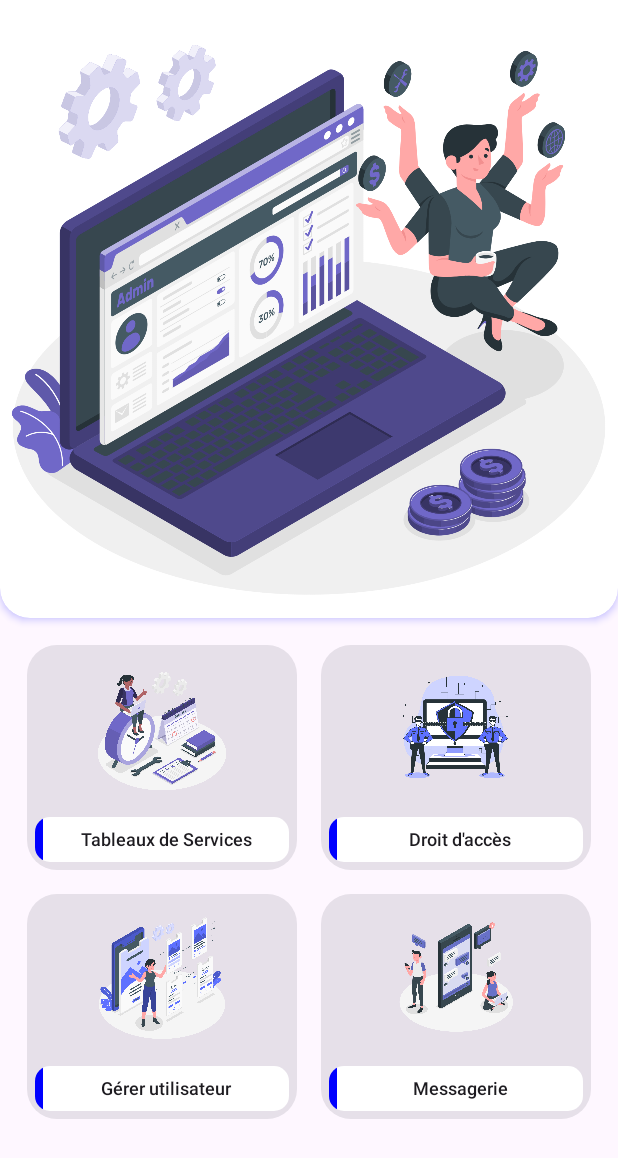
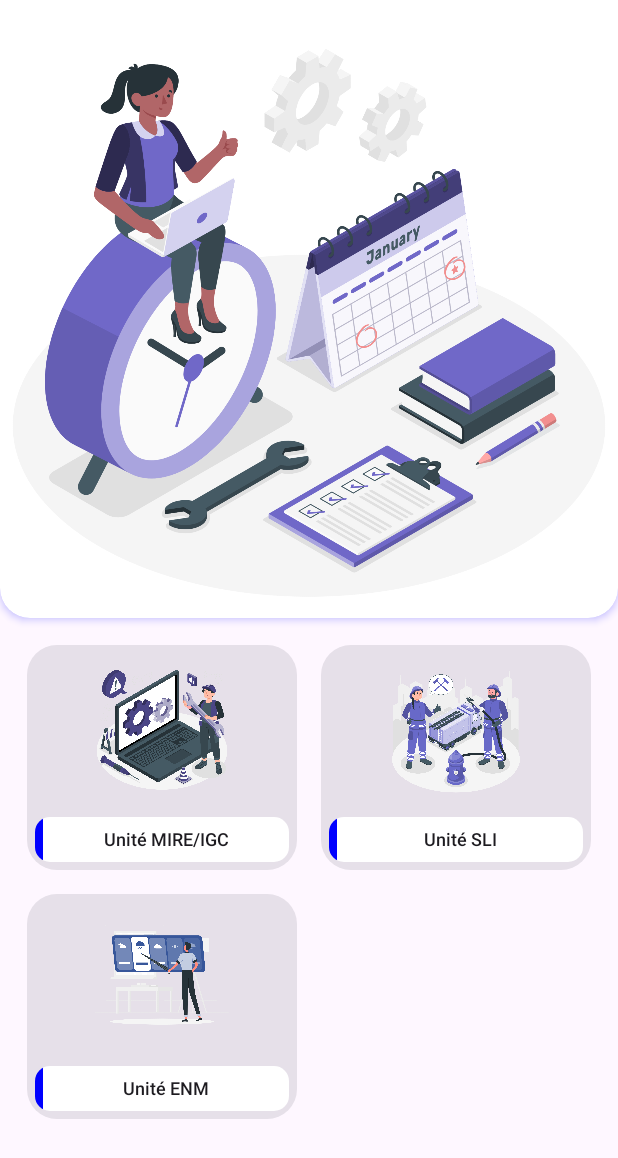
Before and after one commit to foenixteam237/JobPlan, an Android app built with Jetpack Compose: the AdminDashBoad screen opened directly, with no data from a screen before it, after a tap on "Tableaux de Services", on a phone screen of 412 x 824 dp. Shown: the top 1158 px of the screen. Run offline under Robolectric (Android 15) with nearby library versions, the phone set to English and light mode, and no system bars.

Commit message:
Project Update 31-08-2023

```diff
--- a/app/build.gradle
+++ b/app/build.gradle
@@ -59,6 +59,7 @@ dependencies {
     implementation platform('androidx.compose:compose-bom:2022.10.00')
     implementation platform('androidx.compose:compose-bom:2022.10.00')
     implementation platform('androidx.compose:compose-bom:2022.10.00')
+    implementation platform('androidx.compose:compose-bom:2022.10.00')
     //implementation 'androidx.core:core-ktx:+'
     //implementation 'androidx.compose.material:material'
     testImplementation 'junit:junit:4.13.2'
@@ -69,6 +70,7 @@ dependencies {
     androidTestImplementation platform('androidx.compose:compose-bom:2022.10.00')
     androidTestImplementation platform('androidx.compose:compose-bom:2022.10.00')
     androidTestImplementation platform('androidx.compose:compose-bom:2022.10.00')
+    androidTestImplementation platform('androidx.compose:compose-bom:2022.10.00')
     debugImplementation "androidx.compose.ui:ui-tooling:$compose_version"
     debugImplementation "androidx.compose.ui:ui-test-manifest:$compose_version"
 
--- a/app/src/main/AndroidManifest.xml
+++ b/app/src/main/AndroidManifest.xml
@@ -12,6 +12,11 @@
         android:supportsRtl="true"
         android:theme="@style/Theme.JOBPLAN"
         tools:targetApi="31">
+        <activity
+            android:name=".OptionDisplay"
+            android:exported="false"
+            android:label="@string/title_activity_option_display"
+            android:theme="@style/Theme.JOBPLAN" />
         <activity
             android:name=".AdminDashBoad"
             android:exported="false"
--- a/app/src/main/java/com/ramseys/jobplan/AdminDashBoad.kt
+++ b/app/src/main/java/com/ramseys/jobplan/AdminDashBoad.kt
@@ -47,6 +47,7 @@ import androidx.compose.ui.tooling.preview.Preview
 import androidx.compose.ui.unit.dp
 import androidx.compose.ui.unit.sp
 import com.ramseys.jobplan.Composables.DataClassRep.DashItem
+import com.ramseys.jobplan.Composables.Widget.gridView
 import com.ramseys.jobplan.ui.theme.JOBPLANTheme
 
 class AdminDashBoad : ComponentActivity() {
@@ -110,7 +111,14 @@ fun AdminScreen(name: String, modifier: Modifier = Modifier) {
                     .fillMaxWidth()
                     .height(height / 2)
             ) {
-                gridView(context = context)
+                lateinit var itemList: List<DashItem>
+                itemList = ArrayList<DashItem>()
+
+                itemList = itemList + DashItem("Tableaux de Services", Color.Blue, R.drawable.timeplan, "TS")
+                itemList = itemList + DashItem("Droit d'accès", Color.Blue, R.drawable.access_right,"DA")
+                itemList = itemList + DashItem("Gérer utilisateur", Color.Blue, R.drawable.user_flow,"GU")
+                itemList = itemList + DashItem("Messagerie", Color.Blue, R.drawable.messagerie,"SMS")
+                gridView(context = context, itemList)
             }
         }
     }
@@ -123,94 +131,3 @@ fun GreetingPreview2() {
         AdminScreen("Android")
     }
 }
-
-
-@OptIn(ExperimentalMaterial3Api::class)
-@Composable
-fun gridView(context: Context){
-
-    lateinit var itemList: List<DashItem>
-    itemList = ArrayList<DashItem>()
-
-    itemList = itemList + DashItem("Tableaux de Services", Color.Blue, R.drawable.timeplan)
-    itemList = itemList + DashItem("Droit d'accès", Color.Blue, R.drawable.access_right)
-    itemList = itemList + DashItem("Gérer utilisateur", Color.Blue, R.drawable.user_flow)
-    itemList = itemList + DashItem("Messagerie", Color.Blue, R.drawable.messagerie)
-
-
-    Column(modifier = Modifier
-        .fillMaxWidth()
-        .background(Color.Transparent)) {
-        LazyVerticalGrid(
-            columns = GridCells.Fixed(2),
-            modifier= Modifier
-                .padding(10.dp)
-                .background(Color.Transparent)
-        ) {
-            itemList.forEachIndexed {
-                    index, _ ->
-                item{
-                    Card(
-                        onClick = {
-                            Toast.makeText(context, itemList[index].itemName+" selected", Toast.LENGTH_LONG).show()
-                        }
-                    ,
-                        modifier = Modifier
-                            .padding(8.dp)
-                            .background(Color.Transparent),
-                        shape = RoundedCornerShape(20.dp)
-
-                    ) {
-                        Column(
-                            Modifier
-                                .fillMaxSize()
-                                .padding(5.dp),
-                            horizontalAlignment = Alignment.CenterHorizontally,
-                            verticalArrangement = Arrangement.Center
-                        ) {
-                            Image(
-                                painter = painterResource(id = itemList[index].illustration),
-                                contentDescription = itemList[index].itemName,
-                                modifier = Modifier
-                                    .height(100.dp)
-                                    .width(100.dp)
-                                    .padding(5.dp)
-                            )
-                            Spacer(modifier = Modifier.height(9.dp))
-
-                            Row(modifier = Modifier
-                                .height(IntrinsicSize.Min)
-                                .fillMaxWidth()
-                                .clip(RoundedCornerShape(10.dp))
-                            ) {
-                                Divider(
-                                    color = itemList[index].itemColor,
-                                    modifier = Modifier
-                                        .fillMaxHeight()
-                                        .width(5.dp)
-                                )
-                                Box(modifier = Modifier
-                                    .fillMaxWidth()
-                                    .height(30.dp)
-                                    .background(color = Color.White),
-                                    contentAlignment = Alignment.Center
-                                    ) {
-                                    Text(
-                                        text = itemList[index].itemName,
-                                        style = TextStyle(
-                                            fontSize = 12.sp,
-                                            fontWeight = FontWeight.SemiBold
-                                        )
-                                    )
-                                }
-                            }
-
-                        }
-
-                    }
-                }
-            }
-
-        }
-    }
-}
--- a/app/src/main/java/com/ramseys/jobplan/Composables/DataClassRep/DashItem.kt
+++ b/app/src/main/java/com/ramseys/jobplan/Composables/DataClassRep/DashItem.kt
@@ -6,5 +6,6 @@ data class DashItem(
 
     val itemName: String,
     val itemColor: Color,
-    val illustration: Int
+    val illustration: Int,
+    val code: String
 )
--- /dev/null
+++ b/app/src/main/java/com/ramseys/jobplan/Composables/Widget/GridView.kt
@@ -0,0 +1,128 @@
+package com.ramseys.jobplan.Composables.Widget
+
+import android.content.Context
+import android.content.Intent
+import android.widget.Toast
+import androidx.compose.foundation.Image
+import androidx.compose.foundation.background
+import androidx.compose.foundation.layout.Arrangement
+import androidx.compose.foundation.layout.Box
+import androidx.compose.foundation.layout.Column
+import androidx.compose.foundation.layout.IntrinsicSize
+import androidx.compose.foundation.layout.Row
+import androidx.compose.foundation.layout.Spacer
+import androidx.compose.foundation.layout.fillMaxHeight
+import androidx.compose.foundation.layout.fillMaxSize
+import androidx.compose.foundation.layout.fillMaxWidth
+import androidx.compose.foundation.layout.height
+import androidx.compose.foundation.layout.padding
+import androidx.compose.foundation.layout.width
+import androidx.compose.foundation.lazy.grid.GridCells
+import androidx.compose.foundation.lazy.grid.LazyVerticalGrid
+import androidx.compose.foundation.shape.RoundedCornerShape
+import androidx.compose.material3.Card
+import androidx.compose.material3.Divider
+import androidx.compose.material3.ExperimentalMaterial3Api
+import androidx.compose.material3.Text
+import androidx.compose.runtime.Composable
+import androidx.compose.ui.Alignment
+import androidx.compose.ui.Modifier
+import androidx.compose.ui.draw.clip
+import androidx.compose.ui.graphics.Color
+import androidx.compose.ui.res.painterResource
+import androidx.compose.ui.text.TextStyle
+import androidx.compose.ui.text.font.FontWeight
+import androidx.compose.ui.unit.dp
+import androidx.compose.ui.unit.sp
+import androidx.core.content.ContextCompat
+import androidx.core.content.ContextCompat.startActivity
+import com.ramseys.jobplan.Composables.DataClassRep.DashItem
+import com.ramseys.jobplan.HomeScreen
+import com.ramseys.jobplan.OptionDisplay
+
+
+@OptIn(ExperimentalMaterial3Api::class)
+@Composable
+fun gridView(context: Context, itemList: List<DashItem>){
+
+
+
+    Column(modifier = Modifier
+        .fillMaxWidth()
+        .background(Color.Transparent)) {
+        LazyVerticalGrid(
+            columns = GridCells.Fixed(2),
+            modifier= Modifier
+                .padding(10.dp)
+                .background(Color.Transparent)
+        ) {
+            itemList.forEachIndexed {
+                    index, _ ->
+                item{
+                    Card(
+                        onClick = {
+                            Toast.makeText(context, itemList[index].itemName+" selected", Toast.LENGTH_LONG).show()
+                            val intent = Intent(context, OptionDisplay::class.java)
+                            intent.putExtra("code", itemList[index].code)
+                            startActivity(context, intent, null)
+                        }
+                        ,
+                        modifier = Modifier
+                            .padding(8.dp)
+                            .background(Color.Transparent),
+                        shape = RoundedCornerShape(20.dp)
+
+                    ) {
+                        Column(
+                            Modifier
+                                .fillMaxSize()
+                                .padding(5.dp),
+                            horizontalAlignment = Alignment.CenterHorizontally,
+                            verticalArrangement = Arrangement.Center
+                        ) {
+                            Image(
+                                painter = painterResource(id = itemList[index].illustration),
+                                contentDescription = itemList[index].itemName,
+                                modifier = Modifier
+                                    .height(100.dp)
+                                    .width(100.dp)
+                                    .padding(5.dp)
+                            )
+                            Spacer(modifier = Modifier.height(9.dp))
+
+                            Row(modifier = Modifier
+                                .height(IntrinsicSize.Min)
+                                .fillMaxWidth()
+                                .clip(RoundedCornerShape(10.dp))
+                            ) {
+                                Divider(
+                                    color = itemList[index].itemColor,
+                                    modifier = Modifier
+                                        .fillMaxHeight()
+                                        .width(5.dp)
+                                )
+                                Box(modifier = Modifier
+                                    .fillMaxWidth()
+                                    .height(30.dp)
+                                    .background(color = Color.White),
+                                    contentAlignment = Alignment.Center
+                                ) {
+                                    Text(
+                                        text = itemList[index].itemName,
+                                        style = TextStyle(
+                                            fontSize = 12.sp,
+                                            fontWeight = FontWeight.SemiBold
+                                        )
+                                    )
+                                }
+                            }
+
+                        }
+
+                    }
+                }
+            }
+
+        }
+    }
+}
--- /dev/null
+++ b/app/src/main/java/com/ramseys/jobplan/Composables/ui/ListeTableau.kt
@@ -0,0 +1,83 @@
+package com.ramseys.jobplan.Composables.ui
+
+import android.widget.GridView
+import androidx.compose.foundation.Image
+import androidx.compose.foundation.background
+import androidx.compose.foundation.layout.Box
+import androidx.compose.foundation.layout.Column
+import androidx.compose.foundation.layout.fillMaxSize
+import androidx.compose.foundation.layout.fillMaxWidth
+import androidx.compose.foundation.layout.height
+import androidx.compose.foundation.shape.RoundedCornerShape
+import androidx.compose.runtime.Composable
+import androidx.compose.ui.Alignment
+import androidx.compose.ui.Modifier
+import androidx.compose.ui.draw.shadow
+import androidx.compose.ui.graphics.Color
+import androidx.compose.ui.platform.LocalConfiguration
+import androidx.compose.ui.platform.LocalContext
+import androidx.compose.ui.res.painterResource
+import androidx.compose.ui.tooling.preview.Preview
+import androidx.compose.ui.unit.dp
+import com.ramseys.jobplan.Composables.DataClassRep.DashItem
+import com.ramseys.jobplan.Composables.Widget.gridView
+import com.ramseys.jobplan.R
+
+@Composable
+@Preview
+fun ListTableau(){
+    val conf = LocalConfiguration.current
+    val height = conf.screenHeightDp.dp
+    val width = conf.screenWidthDp.dp
+
+    val context = LocalContext.current
+
+    Box(
+        modifier = Modifier
+            .fillMaxSize(),
+        contentAlignment = Alignment.BottomCenter
+    ) {
+        Column(
+            modifier = Modifier
+                .fillMaxSize()
+                .background(Color.Transparent)
+        ) {
+            Column(
+                modifier = Modifier
+                    .fillMaxWidth()
+                    .height(height / 2)
+                    .shadow(
+                        3.dp,
+                        RoundedCornerShape(bottomStart = 20.dp, bottomEnd = 20.dp),
+                        true,
+                        Color.Transparent,
+                        Color.Blue
+                    )
+                    .background(
+                        Color.White,
+                        shape = RoundedCornerShape(bottomEnd = 20.dp, bottomStart = 20.dp)
+                    )
+            ) {
+                Image(
+                    painter = painterResource(id = R.drawable.timeplan),
+                    contentDescription = "Time plan"
+                )
+            }
+
+            Column(
+                modifier = Modifier
+                    .fillMaxWidth()
+                    .height(height / 2)
+            ) {
+                lateinit var itemList: List<DashItem>
+                itemList = ArrayList<DashItem>()
+
+                itemList = itemList + DashItem("Unité MIRE/IGC", Color.Blue, R.drawable.main, "MIRE")
+                itemList = itemList + DashItem("Unité SLI", Color.Blue, R.drawable.firefighter_amico, "SLI")
+                itemList = itemList + DashItem("Unité ENM", Color.Blue, R.drawable.weather_rafiki, "ENM")
+                gridView(context = context, itemList = itemList)
+            }
+        }
+    }
+
+}
--- /dev/null
+++ b/app/src/main/java/com/ramseys/jobplan/OptionDisplay.kt
@@ -0,0 +1,56 @@
+package com.ramseys.jobplan
+
+import android.os.Bundle
+import androidx.activity.ComponentActivity
+import androidx.activity.compose.setContent
+import androidx.compose.foundation.layout.fillMaxSize
+import androidx.compose.material3.MaterialTheme
+import androidx.compose.material3.Surface
+import androidx.compose.material3.Text
+import androidx.compose.runtime.Composable
+import androidx.compose.ui.Modifier
+import androidx.compose.ui.tooling.preview.Preview
+import com.ramseys.jobplan.Composables.ui.ListTableau
+import com.ramseys.jobplan.ui.theme.JOBPLANTheme
+
+class OptionDisplay : ComponentActivity() {
+    override fun onCreate(savedInstanceState: Bundle?) {
+        super.onCreate(savedInstanceState)
+        setContent {
+            JOBPLANTheme {
+                // A surface container using the 'background' color from the theme
+                Surface(
+                    modifier = Modifier.fillMaxSize(),
+                    color = MaterialTheme.colorScheme.background
+                ) {
+                    when(val extra = intent.extras?.getString("code")){
+                        "TS"-> ListTableau()
+                        "SLI"-> Greeting(name = "SLI")
+                        "ENM"-> Greeting(name = "ENM")
+                        else ->{
+                            Greeting(name = "$extra est vide")
+                        }
+                    }
+                }
+            }
+        }
+    }
+}
+
+@Composable
+fun Greeting(name: String, modifier: Modifier = Modifier) {
+
+
+    Text(
+        text = "Hello $name!",
+        modifier = modifier
+    )
+}
+
+@Preview(showBackground = true)
+@Composable
+fun GreetingPreview3() {
+    JOBPLANTheme {
+        Greeting("Android")
+    }
+}
--- a/app/src/main/res/values/strings.xml
+++ b/app/src/main/res/values/strings.xml
@@ -6,4 +6,5 @@
     <string name="title_activity_register_page">RegisterPage</string>
     <string name="title_activity_login_page">LoginPage</string>
     <string name="title_activity_admin_dash_boad">AdminDashBoad</string>
+    <string name="title_activity_option_display">OptionDisplay</string>
 </resources>
```
Also changed, not shown: app/src/main/java/com/ramseys/jobplan/Composables/Widget/TableDisplay.kt (added, +8 -0 lines), app/src/main/java/com/ramseys/jobplan/Composables/ui/LoginPage.kt (+8 -0 lines), app/src/main/java/com/ramseys/jobplan/HomeScreen.kt (+32 -136 lines), app/src/main/res/drawable/firefighter_amico.png (added), app/src/main/res/drawable/main.png (added), app/src/main/res/drawable/weather_rafiki.png (added).
